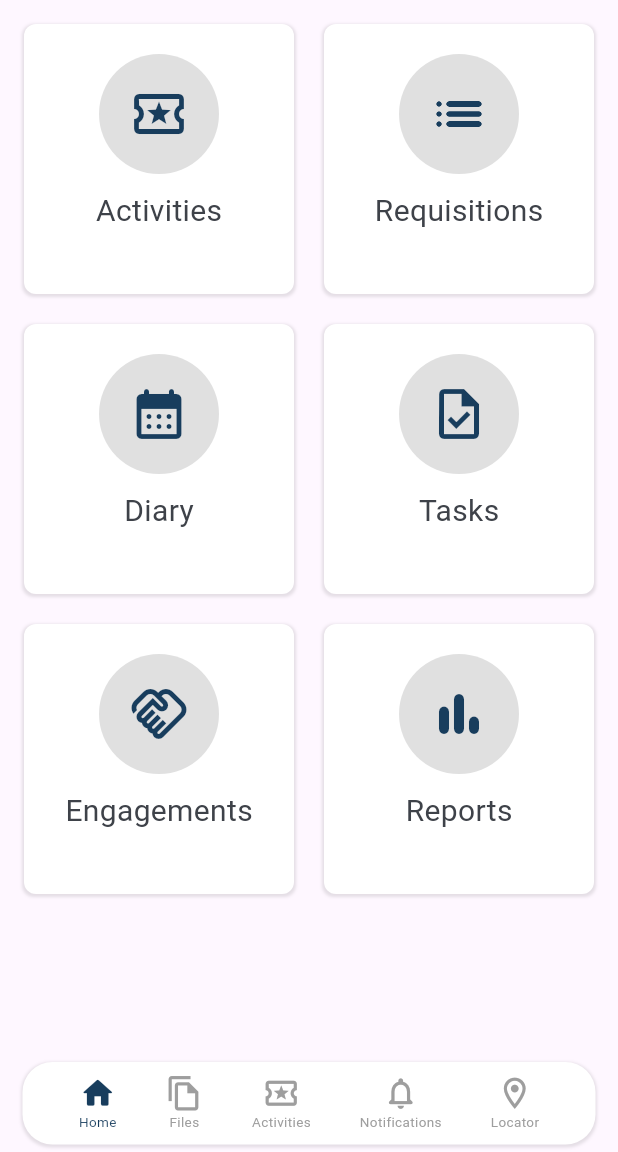
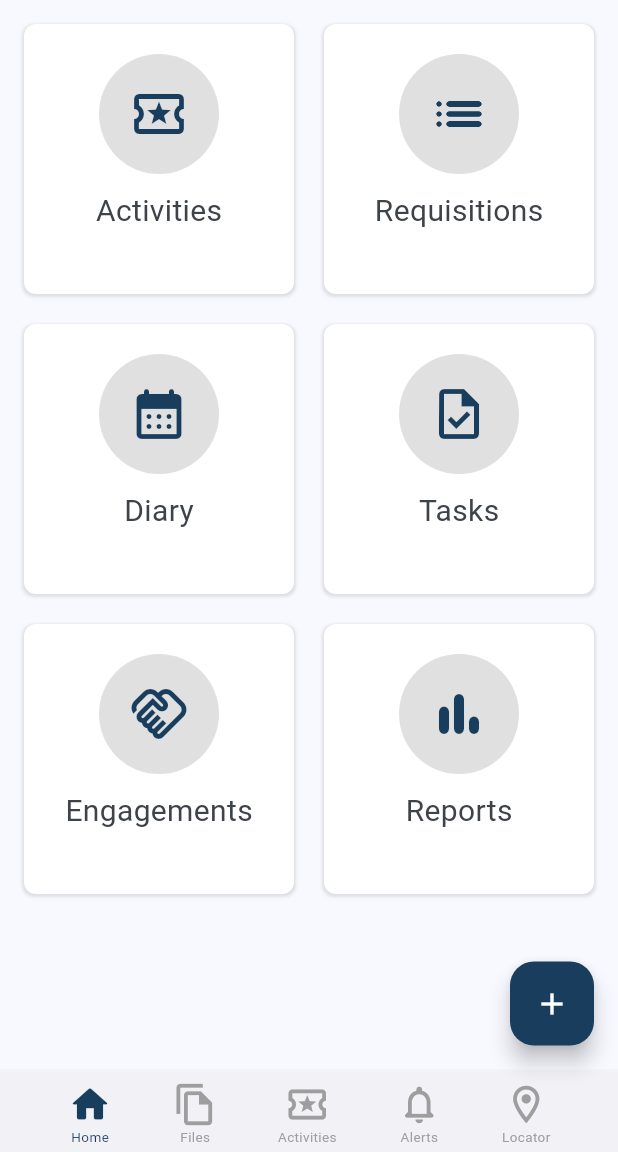
Before and after one commit to infinite-dev22/frozen_spiral, a Flutter app: the screen it shows after launch, on a phone screen of 412 x 824 dp, the part 84-1236 px from its top. Run offline on Flutter 3.47's test engine with Material 2 defaults, Android fonts, the light colour scheme and no system bars; drawn by our look-alikes of flutter_expandable_fab; our stand-ins replace double_back_to_close, dropdown_button2.

Commit message:
Add FAB for create. Remove floating bottom bar.

```diff
--- a/lib/main.dart
+++ b/lib/main.dart
@@ -1,5 +1,6 @@
 import 'package:flutter/material.dart';
 import 'package:smart_case/pages/root_page.dart';
+import 'package:smart_case/theme/color.dart';
 
 void main() {
   runApp(const MyApp());
@@ -15,9 +16,19 @@ class MyApp extends StatelessWidget {
       debugShowCheckedModeBanner: false,
       title: 'Smart Case',
       theme: ThemeData(
-        colorScheme: ColorScheme.fromSeed(seedColor: Colors.deepPurple),
+        colorScheme: ColorScheme.fromSeed(seedColor: AppColors.primary),
         useMaterial3: true,
+        brightness: Brightness.light,
+        /* light theme settings */
       ),
+      darkTheme: ThemeData(
+        brightness: Brightness.dark,
+        /* dark theme settings */
+      ),
+      themeMode: ThemeMode.light,
+      /* ThemeMode.system to follow system theme,
+         ThemeMode.light for light theme,
+         ThemeMode.dark for dark theme */
       home: const RootPage(),
     );
   }
--- a/lib/pages/root_page.dart
+++ b/lib/pages/root_page.dart
@@ -1,5 +1,6 @@
 import 'package:double_back_to_close/double_back_to_close.dart';
 import 'package:flutter/material.dart';
+import 'package:flutter_expandable_fab/flutter_expandable_fab.dart';
 import 'package:smart_case/theme/color.dart';
 
 import '../widgets/bottom_bar_item.dart';
@@ -42,7 +43,7 @@ class _RootPageState extends State<RootPage> {
       {
         "icon": Icons.notifications_none_rounded,
         "active_icon": Icons.notifications_rounded,
-        "name": "Notifications",
+        "name": "Alerts",
         "page": const NotificationsPage(),
       },
       {
@@ -62,9 +63,69 @@ class _RootPageState extends State<RootPage> {
         message: 'Tap back again to exit',
         child: _buildPage(),
       ),
-      floatingActionButton: _buildBottomBar(),
-      floatingActionButtonLocation:
-          FloatingActionButtonLocation.miniCenterDocked,
+      floatingActionButtonLocation: ExpandableFab.location,
+      floatingActionButton: _buildFab(),
+      bottomNavigationBar: _buildBottomBar(),
+    );
+  }
+
+  _buildFab() {
+    return ExpandableFab(
+      type: ExpandableFabType.up,
+      duration: const Duration(milliseconds: 500),
+      distance: 65.0,
+      fanAngle: 40,
+      pos: ExpandableFabPos.right,
+      childrenOffset: const Offset(0, 20),
+      overlayStyle: ExpandableFabOverlayStyle(
+        // color: Colors.black.withOpacity(0.5),
+        blur: 5,
+      ),
+      openButtonBuilder: RotateFloatingActionButtonBuilder(
+        child: const Icon(Icons.add),
+        fabSize: ExpandableFabSize.regular,
+        foregroundColor: AppColors.white,
+        backgroundColor: AppColors.primary,
+        angle: 3.14 * 2,
+      ),
+      closeButtonBuilder: DefaultFloatingActionButtonBuilder(
+        child: const Icon(Icons.close),
+        fabSize: ExpandableFabSize.regular,
+        foregroundColor: AppColors.white,
+        backgroundColor: AppColors.primary,
+      ),
+      children: [
+        FloatingActionButton.extended(
+          heroTag: null,
+          icon: const Icon(Icons.list_rounded),
+          onPressed: () {},
+          label: const Text("Requisitions"),
+        ),
+        FloatingActionButton.extended(
+          heroTag: null,
+          icon: const Icon(Icons.handshake_outlined),
+          onPressed: () {},
+          label: const Text("Engagements"),
+        ),
+        FloatingActionButton.extended(
+          heroTag: null,
+          icon: const Icon(Icons.local_activity_outlined),
+          onPressed: () {},
+          label: const Text("Activity"),
+        ),
+        FloatingActionButton.extended(
+          heroTag: null,
+          icon: const Icon(Icons.calendar_month_rounded),
+          onPressed: () {},
+          label: const Text("Diary"),
+        ),
+        FloatingActionButton.extended(
+          heroTag: null,
+          icon: const Icon(Icons.task_outlined),
+          onPressed: () {},
+          label: const Text("Tasks"),
+        ),
+      ],
     );
   }
 
@@ -83,25 +144,32 @@ class _RootPageState extends State<RootPage> {
       height: 55,
       width: double.infinity,
       padding: const EdgeInsets.symmetric(horizontal: 5),
-      margin: const EdgeInsets.only(left: 15, right: 15, bottom: 5, top: 5,),
-      decoration: BoxDecoration(
-        color: AppColors.appBgColor,
-        borderRadius: BorderRadius.circular(20),
-        boxShadow: [
-          BoxShadow(
-            color: AppColors.shadowColor.withOpacity(.1),
-            blurRadius: 1,
-            spreadRadius: 1,
-            offset: const Offset(0, 1),
-          )
-        ],
-      ),
+      // margin: const EdgeInsets.only(
+      //   left: 15,
+      //   right: 15,
+      //   bottom: 5,
+      //   top: 5,
+      // ),
+      // decoration: BoxDecoration(
+      //   color: AppColors.appBgColor,
+      //   borderRadius: BorderRadius.circular(20),
+      //   boxShadow: [
+      //     BoxShadow(
+      //       color: AppColors.shadowColor.withOpacity(.1),
+      //       blurRadius: 1,
+      //       spreadRadius: 1,
+      //       offset: const Offset(0, 1),
+      //     )
+      //   ],
+      // ),
       child: Row(
         mainAxisAlignment: MainAxisAlignment.spaceEvenly,
         crossAxisAlignment: CrossAxisAlignment.end,
         children: List.generate(
           _barItems().length,
-          (index) => BottomBarItem(
+          (index) {
+            if (index == 2) {
+              return BottomBarItem(
                 _activeTab == index
                     ? _barItems()[index]["active_icon"]
                     : _barItems()[index]["icon"],
@@ -113,7 +181,23 @@ class _RootPageState extends State<RootPage> {
                     _activeTab = index;
                   });
                 },
-          ),
+              );
+            } else {
+              return BottomBarItem(
+                _activeTab == index
+                    ? _barItems()[index]["active_icon"]
+                    : _barItems()[index]["icon"],
+                _barItems()[index]["name"],
+                isActive: _activeTab == index,
+                activeColor: AppColors.primary,
+                onTap: () {
+                  setState(() {
+                    _activeTab = index;
+                  });
+                },
+              );
+            }
+          },
         ),
       ),
     );
--- a/lib/theme/color.dart
+++ b/lib/theme/color.dart
@@ -3,8 +3,9 @@ import 'package:flutter/material.dart';
 class AppColors {
   static const primary = Color(0xFF183D5D);
   static const shadowColor = Colors.black87;
-  static const appBgColor = Colors.white;
+  static const appBgColor = Color(0xFFF2F1F6);
   static const textBoxColor = Colors.white;
+  static const white = Colors.white;
   static const inActiveColor = Colors.grey;
   static const darker = Color(0xFF3E4249);
   static const red = Color(0xFFff4b60);
--- a/lib/widgets/bottom_bar_item.dart
+++ b/lib/widgets/bottom_bar_item.dart
@@ -36,7 +36,7 @@ class BottomBarItem extends StatelessWidget {
               ),
               child: Icon(
                 icon,
-                size: 25,
+                size: 30,
                 color: isActive ? activeColor : color,
               ),
             ),
--- a/lib/widgets/custom_appbar.dart
+++ b/lib/widgets/custom_appbar.dart
@@ -28,11 +28,6 @@ class AppBarContent extends StatelessWidget {
     "Type",
     "Location",
     "Date Added",
-  ];
-
-  final List<String> actions = [
-    "Log out",
-    "Profile",
   ];
 
   @override
@@ -83,7 +78,7 @@ class AppBarContent extends StatelessWidget {
   }
 
   _buildProfileDropDown(BuildContext context) {
-    return PopupMenuButton(
+    return PopupMenuButton(offset: const Offset(0, 8),
       icon: const CustomElevatedImage(
         "assets/images/user_profile.jpg",
         width: 35,
@@ -94,18 +89,18 @@ class AppBarContent extends StatelessWidget {
       itemBuilder: (context) {
         return [
           PopupMenuItem<String>(
-            onTap: signOut,
+            onTap: profile,
             child: const Text(
-              'Sign out',
+              'Profile',
               style: TextStyle(
                 fontSize: 14,
               ),
             ),
           ),
           PopupMenuItem<String>(
-            onTap: profile,
+            onTap: signOut,
             child: const Text(
-              'Profile',
+              'Sign out',
               style: TextStyle(
                 fontSize: 14,
               ),
--- a/pubspec.yaml
+++ b/pubspec.yaml
@@ -38,6 +38,7 @@ dependencies:
   dropdown_button2: ^2.3.9
   double_back_to_close: ^2.0.0
   draggable_bottom_sheet: ^1.0.2
+  flutter_expandable_fab: ^2.0.0
 
 dev_dependencies:
   flutter_test:
```
Also changed, not shown: lib/pages/profile_page.dart (+32 -14 lines), pubspec.lock. Lines whose indentation alone changed are shown as unchanged.
